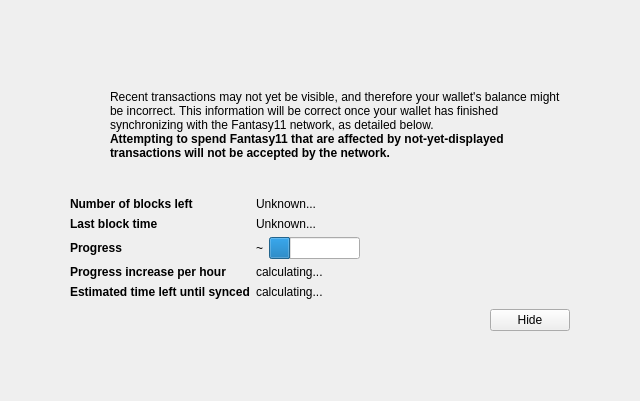
Qt form src/qt/forms/modaloverlay.ui (fantasy11coin/hostmasternode) before a commit.
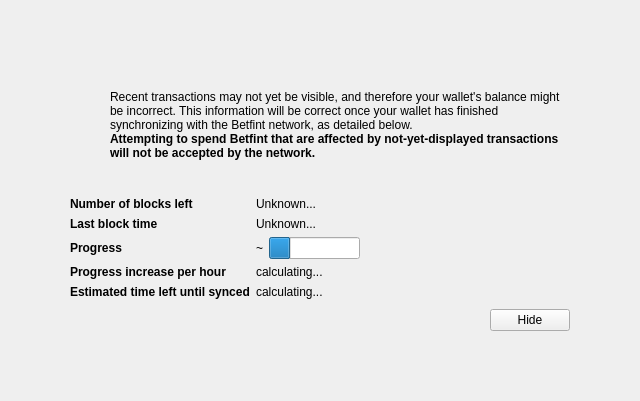
The same form after that commit. Icons and pictures are not drawn. Custom widgets are drawn as their Qt base class.

Commit message: change name to betfint

Diff of the .ui file:
```diff
--- a/src/qt/forms/modaloverlay.ui
+++ b/src/qt/forms/modaloverlay.ui
@@ -128,7 +128,7 @@
              <item>
               <widget class="QLabel" name="infoText">
                <property name="text">
-                <string>Recent transactions may not yet be visible, and therefore your wallet's balance might be incorrect. This information will be correct once your wallet has finished synchronizing with the Fantasy11 network, as detailed below.</string>
+                <string>Recent transactions may not yet be visible, and therefore your wallet's balance might be incorrect. This information will be correct once your wallet has finished synchronizing with the Betfint network, as detailed below.</string>
                </property>
                <property name="textFormat">
                 <enum>Qt::RichText</enum>
@@ -147,7 +147,7 @@
                 </font>
                </property>
                <property name="text">
-                <string>Attempting to spend Fantasy11 that are affected by not-yet-displayed transactions will not be accepted by the network.</string>
+                <string>Attempting to spend Betfint that are affected by not-yet-displayed transactions will not be accepted by the network.</string>
                </property>
                <property name="textFormat">
                 <enum>Qt::RichText</enum>
```
The commit also changes 513 other files.
